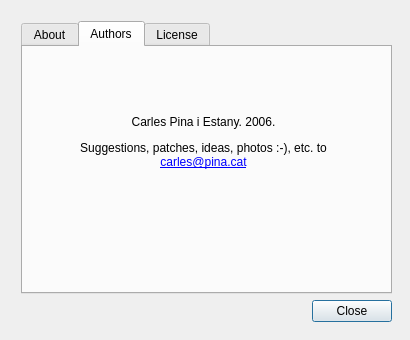
Old version of the form about.ui in the repository cpina/qphotosort.
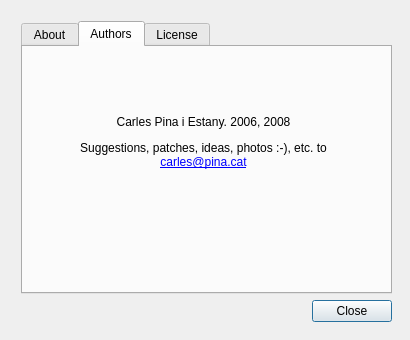
New version of the form. The open tabs and pages were chosen to show the change. Icons and pictures are not drawn.

Commit message: -New version text with new license.

```diff
--- a/about.ui
+++ b/about.ui
@@ -10,9 +10,7 @@
    </rect>
   </property>
   <property name="sizePolicy" >
-   <sizepolicy>
-    <hsizetype>0</hsizetype>
-    <vsizetype>0</vsizetype>
+   <sizepolicy vsizetype="Fixed" hsizetype="Fixed" >
     <horstretch>144</horstretch>
     <verstretch>232</verstretch>
    </sizepolicy>
@@ -131,6 +129,14 @@
        </widget>
       </widget>
       <widget class="QWidget" name="tab" >
+       <property name="geometry" >
+        <rect>
+         <x>0</x>
+         <y>0</y>
+         <width>365</width>
+         <height>237</height>
+        </rect>
+       </property>
        <attribute name="title" >
         <string>Authors</string>
        </attribute>
@@ -144,11 +150,12 @@
          </rect>
         </property>
         <property name="text" >
-         <string>&lt;html>&lt;head>&lt;meta name="qrichtext" content="1" />&lt;style type="text/css">
+         <string>&lt;!DOCTYPE HTML PUBLIC "-//W3C//DTD HTML 4.0//EN" "http://www.w3.org/TR/REC-html40/strict.dtd">
+&lt;html>&lt;head>&lt;meta name="qrichtext" content="1" />&lt;style type="text/css">
 p, li { white-space: pre-wrap; }
-&lt;/style>&lt;/head>&lt;body style=" font-family:'Sans Serif'; font-size:9pt; font-weight:400; font-style:normal; text-decoration:none;">
-&lt;p align="center" style=" margin-top:12px; margin-bottom:12px; margin-left:0px; margin-right:0px; -qt-block-indent:0; text-indent:0px;">Carles Pina i Estany. 2006.&lt;/p>
-&lt;p align="center" style=" margin-top:12px; margin-bottom:12px; margin-left:0px; margin-right:0px; -qt-block-indent:0; text-indent:0px;">Suggestions, patches, ideas, photos :-), etc. to &lt;a href="mailto:carles@pina.cat">&lt;span style=" text-decoration: underline; color:#0000ff;">carles@pina.cat&lt;/span>&lt;/a>&lt;/p>&lt;/body>&lt;/html></string>
+&lt;/style>&lt;/head>&lt;body style=" font-family:'DejaVu Sans'; font-size:9pt; font-weight:400; font-style:normal;">
+&lt;p align="center" style=" margin-top:12px; margin-bottom:12px; margin-left:0px; margin-right:0px; -qt-block-indent:0; text-indent:0px; font-family:'Sans Serif';">Carles Pina i Estany. 2006, 2008&lt;/p>
+&lt;p align="center" style=" margin-top:12px; margin-bottom:12px; margin-left:0px; margin-right:0px; -qt-block-indent:0; text-indent:0px; font-family:'Sans Serif';">Suggestions, patches, ideas, photos :-), etc. to &lt;a href="mailto:carles@pina.cat">&lt;span style=" text-decoration: underline; color:#0000ff;">carles@pina.cat&lt;/span>&lt;/a>&lt;/p>&lt;/body>&lt;/html></string>
         </property>
         <property name="wordWrap" >
          <bool>true</bool>
```
Left out of the diff: 31 changed lines with no effect on the pictures.
